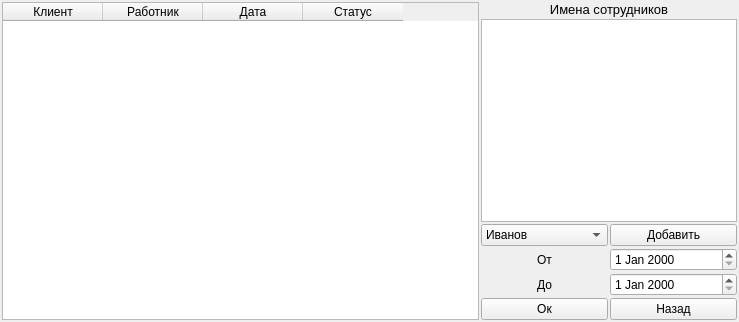
Old version of the form code/form_for_show_data.ui in the repository Alex-Sidorov/SEFOLL.
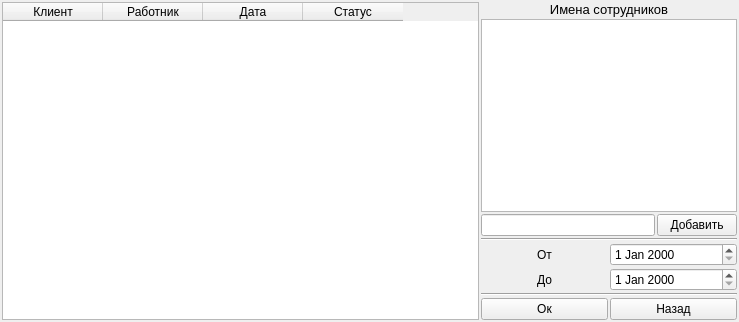
New version of the form.

```diff
--- a/code/form_for_show_data.ui
+++ b/code/form_for_show_data.ui
@@ -82,13 +82,7 @@
      <item>
       <layout class="QHBoxLayout" name="horizontalLayout_4">
        <item>
-        <widget class="QComboBox" name="comboBox">
-         <item>
-          <property name="text">
-           <string>Иванов</string>
-          </property>
-         </item>
-        </widget>
+        <widget class="QLineEdit" name="lineEdit"/>
        </item>
        <item>
         <widget class="QPushButton" name="pushButton_3">
@@ -99,6 +93,13 @@
        </item>
       </layout>
      </item>
+     <item>
+      <widget class="Line" name="line">
+       <property name="orientation">
+        <enum>Qt::Horizontal</enum>
+       </property>
+      </widget>
+     </item>
      <item>
       <layout class="QHBoxLayout" name="horizontalLayout">
        <item>
@@ -133,6 +134,13 @@
        </item>
       </layout>
      </item>
+     <item>
+      <widget class="Line" name="line_2">
+       <property name="orientation">
+        <enum>Qt::Horizontal</enum>
+       </property>
+      </widget>
+     </item>
      <item>
       <layout class="QHBoxLayout" name="horizontalLayout_3">
        <item>
```
Left out of the diff: 3 changed lines with no effect on the pictures.
